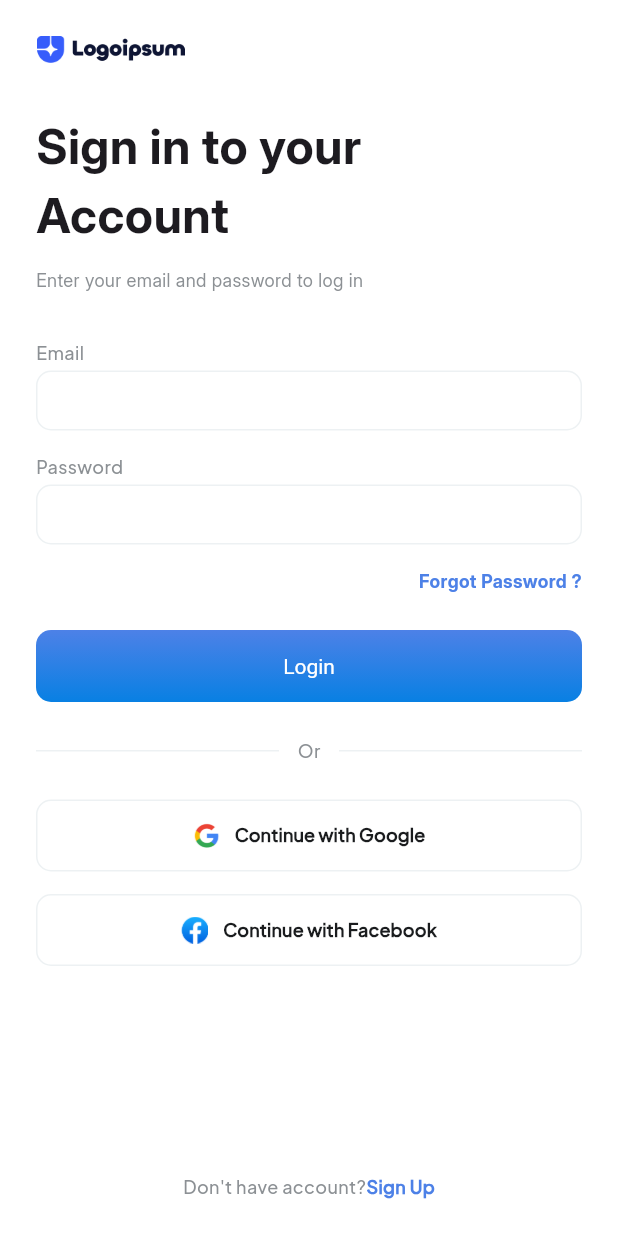
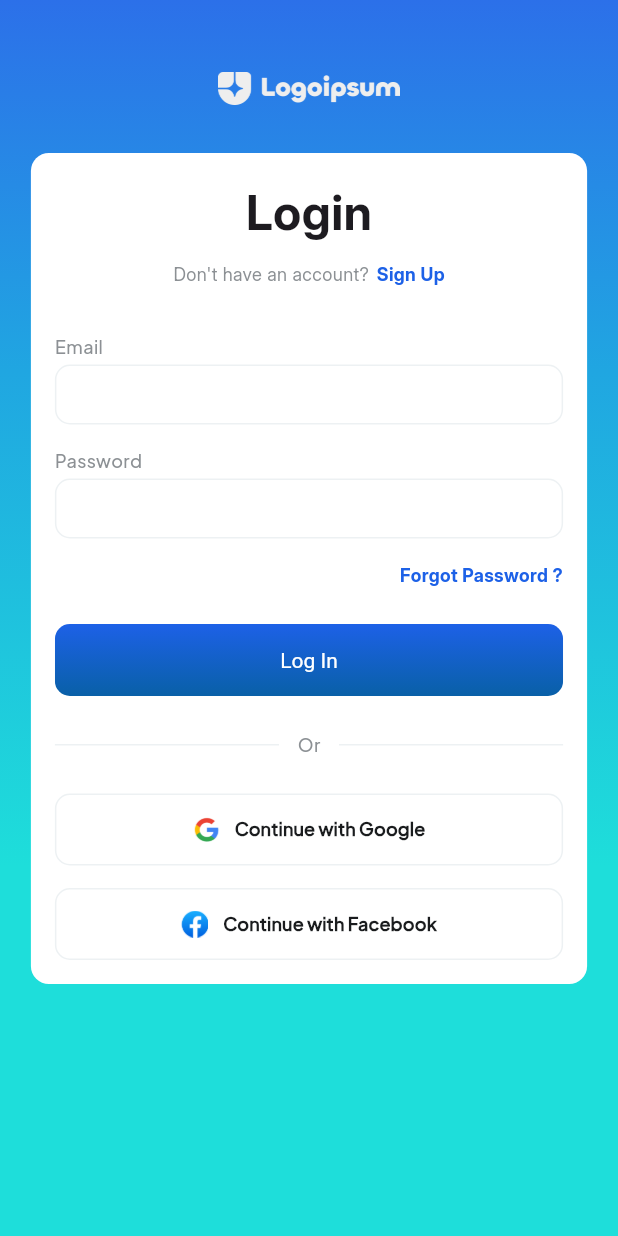
Before and after one commit to appliberator/flutter_login_app, a Flutter app: the screen it shows after launch, on a phone screen of 412 x 824 dp. Run offline on Flutter 3.47's test engine with Material 3 defaults, Android fonts, the phone set to English and light mode, and no system bars.

Commit message:
add login2 screen

```diff
--- a/lib/login1/common/common.dart
+++ b/lib/login1/common/common.dart
@@ -6,6 +6,7 @@ class Login1Constants {
 
 class Login1Images {
   static final String logo = "assets/images/Logo.png";
+  static final String logoWhite = "assets/images/logo_white.png";
   static final String googleLogo = "assets/images/google.png";
   static final String facebookLogo = "assets/images/facebook.png";
 }
@@ -15,5 +16,5 @@ class Login1Colors {
   static final Color black = Color(0xFF1A1C1E);
   static final Color grey = Color(0xFF6C7277);
   static final Color white = Color(0xFFFFFFFF);
-  static final Color blue = Color(0xFF4D81E7);
+  static final Color blue = Color(0xFF1D61E7);
 }
--- a/lib/login1/common/app_styles.dart
+++ b/lib/login1/common/login1_styles.dart
@@ -1,7 +1,7 @@
 import 'package:flutter/material.dart';
 import 'package:login_app/login1/common/common.dart';
 
-class AppStyles {
+class Login1Styles {
   static final TextStyle title = TextStyle(
     fontFamily: "Inter",
     fontSize: 32,
--- a/lib/login1/features/logint1.dart
+++ b/lib/login1/features/logint1.dart
@@ -1,19 +1,19 @@
 import 'package:flutter/material.dart';
-import 'package:login_app/login1/common/app_styles.dart';
 import 'package:login_app/login1/common/common.dart';
-import 'package:login_app/login1/widgets/primary_button.dart';
-import 'package:login_app/login1/widgets/saperator.dart';
-import 'package:login_app/login1/widgets/secondary_button.dart';
-import 'package:login_app/login1/widgets/textbox.dart';
+import 'package:login_app/widgets/label.dart';
+import 'package:login_app/widgets/link.dart';
+import 'package:login_app/widgets/primary_button.dart';
+import 'package:login_app/widgets/saperator.dart';
+import 'package:login_app/widgets/secondary_button.dart';
+import 'package:login_app/widgets/textbox.dart';
+import 'package:login_app/widgets/title.dart';
 
 class Login1 extends StatelessWidget {
   const Login1({super.key});
 
   @override
   Widget build(BuildContext context) {
-    return MaterialApp(
-      debugShowCheckedModeBanner: false,
-      home: Scaffold(
+    return Scaffold(
       backgroundColor: Login1Colors.white,
       body: SafeArea(
         child: Padding(
@@ -23,33 +23,20 @@ class Login1 extends StatelessWidget {
             children: [
               Image.asset(Login1Images.logo, width: 100, height: 18),
               SizedBox(height: 32),
-                Text("Sign in to your\nAccount", style: AppStyles.title),
+              TitleText("Sign in to your\nAccount"),
               SizedBox(height: 12),
-                Text(
-                  "Enter your email and password to log in",
-                  style: AppStyles.subtitle,
-                ),
+              Label("Enter your email and password to log in"),
               SizedBox(height: 32),
               TextBox(label: "Email"),
               SizedBox(height: 16),
               TextBox(label: "Password"),
               SizedBox(height: 16),
-                SizedBox(
-                  width: double.infinity,
-                  child: InkWell(
-                    child: Text(
-                      "Forgot Password ?",
-                      textAlign: TextAlign.right,
-                      style: AppStyles.subtitle.copyWith(
-                        fontWeight: FontWeight.bold,
-                        color: Login1Colors.blue,
+              Container(
+                alignment: Alignment.centerRight,
+                child: LinkLabel("Forgot Password ?", onClick: () {}),
               ),
-                    ),
-                  ),
-                ),
-
               SizedBox(height: 24),
-                PrimaryButton(label: "Login"),
+              PrimaryButton(label: "Log In", onPress: () {}),
               SizedBox(height: 24),
               Saperator(label: "Or"),
               SizedBox(height: 24),
@@ -60,6 +47,7 @@ class Login1 extends StatelessWidget {
                   width: 18,
                   height: 18,
                 ),
+                onPress: () {},
               ),
               SizedBox(height: 15),
               SecondaryButton(
@@ -69,29 +57,22 @@ class Login1 extends StatelessWidget {
                   width: 18,
                   height: 18,
                 ),
+                onPress: () {},
               ),
               Expanded(child: Container()),
 
               Row(
                 mainAxisAlignment: MainAxisAlignment.center,
                 children: [
-                    Text("Don't have account?", style: AppStyles.label),
-                    Ink(
-                      child: Text(
-                        "Sign Up",
-                        style: AppStyles.label.copyWith(
-                          color: Login1Colors.blue,
-                          fontWeight: FontWeight.bold,
-                        ),
-                      ),
-                    ),
+                  Label("Don't have account?"),
+                  SizedBox(width: 5),
+                  LinkLabel("Sign Up", onClick: () {}),
                 ],
               ),
             ],
           ),
         ),
       ),
-      ),
     );
   }
 }
--- /dev/null
+++ b/lib/login2/features/login2.dart
@@ -0,0 +1,102 @@
+import 'package:flutter/material.dart';
+import 'package:login_app/login1/common/common.dart';
+import 'package:login_app/widgets/label.dart';
+import 'package:login_app/widgets/link.dart';
+import 'package:login_app/widgets/primary_button.dart';
+import 'package:login_app/widgets/saperator.dart';
+import 'package:login_app/widgets/secondary_button.dart';
+import 'package:login_app/widgets/title.dart';
+import 'package:login_app/widgets/textbox.dart';
+
+class Login2 extends StatefulWidget {
+  const Login2({super.key});
+
+  @override
+  State<Login2> createState() => _Login2State();
+}
+
+class _Login2State extends State<Login2> {
+  @override
+  Widget build(BuildContext context) {
+    return Scaffold(
+      backgroundColor: Colors.white,
+      body: Container(
+        padding: EdgeInsets.all(16),
+        width: double.infinity,
+        decoration: BoxDecoration(
+          gradient: LinearGradient(
+            colors: [Color(0xFF2C70E9), Color(0xFF20A6E1), Color(0xFF1EDEDA)],
+            stops: [0.0, 0.3, 0.7],
+            begin: Alignment.topCenter,
+            end: Alignment.bottomCenter,
+          ),
+        ),
+
+        child: SafeArea(
+          child: Column(
+            children: [
+              SizedBox(height: 32),
+              Image.asset(Login1Images.logoWhite, width: 121, height: 22),
+              SizedBox(height: 32),
+              Container(
+                padding: EdgeInsets.all(16),
+                width: MediaQuery.of(context).size.width * 0.9,
+                decoration: BoxDecoration(
+                  color: Colors.white,
+                  borderRadius: BorderRadius.circular(12),
+                ),
+                child: Column(
+                  children: [
+                    TitleText("Login"),
+                    SizedBox(height: 10),
+                    Row(
+                      mainAxisAlignment: MainAxisAlignment.center,
+                      children: [
+                        Label("Don't have an account?"),
+                        SizedBox(width: 5),
+                        LinkLabel("Sign Up", onClick: () {}),
+                      ],
+                    ),
+                    SizedBox(height: 32),
+                    TextBox(label: "Email"),
+                    SizedBox(height: 16),
+                    TextBox(label: "Password"),
+                    SizedBox(height: 16),
+                    Container(
+                      alignment: Alignment.centerRight,
+                      child: LinkLabel("Forgot Password ?", onClick: () {}),
+                    ),
+                    SizedBox(height: 24),
+                    PrimaryButton(label: "Log In", onPress: () {}),
+                    SizedBox(height: 24),
+                    Saperator(label: "Or"),
+                    SizedBox(height: 24),
+                    SecondaryButton(
+                      label: "Continue with Google",
+                      prefixIcon: Image.asset(
+                        Login1Images.googleLogo,
+                        width: 18,
+                        height: 18,
+                      ),
+                      onPress: () {},
+                    ),
+                    SizedBox(height: 15),
+                    SecondaryButton(
+                      label: "Continue with Facebook",
+                      prefixIcon: Image.asset(
+                        Login1Images.facebookLogo,
+                        width: 18,
+                        height: 18,
+                      ),
+                      onPress: () {},
+                    ),
+                  ],
+                ),
+              ),
+            ],
+          ),
+        ),
+      ),
+    );
+  }
+}
--- a/lib/main.dart
+++ b/lib/main.dart
@@ -1,5 +1,6 @@
 import 'package:flutter/material.dart';
 import 'package:login_app/login1/features/logint1.dart';
+import 'package:login_app/login2/features/login2.dart';
 
 void main() {
   return runApp(LoginApp());
@@ -15,6 +16,6 @@ class LoginApp extends StatefulWidget {
 class _LoginAppState extends State<LoginApp> {
   @override
   Widget build(BuildContext context) {
-    return Login1();
+    return MaterialApp(debugShowCheckedModeBanner: false, home: Login2());
   }
 }
--- /dev/null
+++ b/lib/widgets/label.dart
@@ -0,0 +1,12 @@
+import 'package:flutter/material.dart';
+import 'package:login_app/login1/common/login1_styles.dart';
+
+class Label extends StatelessWidget {
+  final String text;
+  const Label(this.text, {super.key});
+
+  @override
+  Widget build(BuildContext context) {
+    return Text(text, style: Login1Styles.subtitle);
+  }
+}
--- /dev/null
+++ b/lib/widgets/link.dart
@@ -0,0 +1,25 @@
+import 'package:flutter/material.dart';
+import 'package:login_app/login1/common/common.dart';
+import 'package:login_app/login1/common/login1_styles.dart';
+
+class LinkLabel extends StatelessWidget {
+  final String label;
+  final VoidCallback onClick;
+
+  const LinkLabel(this.label, {required this.onClick, super.key});
+
+  @override
+  Widget build(BuildContext context) {
+    return InkWell(
+      onTap: onClick,
+      child: Text(
+        label,
+        textAlign: TextAlign.right,
+        style: Login1Styles.subtitle.copyWith(
+          fontWeight: FontWeight.bold,
+          color: Login1Colors.blue,
+        ),
+      ),
+    );
+  }
+}
--- a/lib/login1/widgets/primary_button.dart
+++ b/lib/widgets/primary_button.dart
@@ -3,7 +3,8 @@ import 'package:login_app/login1/common/common.dart';
 
 class PrimaryButton extends StatefulWidget {
   final String label;
-  const PrimaryButton({required this.label, super.key});
+  final VoidCallback onPress;
+  const PrimaryButton({required this.label, required this.onPress, super.key});
 
   @override
   State<PrimaryButton> createState() => _PrimaryButtonState();
@@ -24,7 +25,7 @@ class _PrimaryButtonState extends State<PrimaryButton> {
                 gradient: LinearGradient(
                   colors: [
                     Login1Colors.blue,
-                    const Color.fromARGB(255, 8, 128, 227),
+                    const Color.fromARGB(255, 9, 96, 167),
                   ],
                   begin: Alignment.topCenter,
                   end: Alignment.bottomCenter,
@@ -37,7 +38,7 @@ class _PrimaryButtonState extends State<PrimaryButton> {
               padding: EdgeInsets.all(10),
               textStyle: TextStyle(color: Colors.white),
             ),
-            onPressed: () {},
+            onPressed: widget.onPress,
             child: Container(
               width: double.infinity,
               alignment: Alignment.center,
--- a/lib/login1/widgets/saperator.dart
+++ b/lib/widgets/saperator.dart
@@ -1,5 +1,5 @@
 import 'package:flutter/material.dart';
-import 'package:login_app/login1/common/app_styles.dart';
+import 'package:login_app/login1/common/login1_styles.dart';
 import 'package:login_app/login1/common/common.dart';
 
 class Saperator extends StatelessWidget {
@@ -20,7 +20,7 @@ class Saperator extends StatelessWidget {
           width: 40,
           alignment: Alignment.center,
           decoration: BoxDecoration(color: Colors.white),
-          child: Text(label, style: AppStyles.label),
+          child: Text(label, style: Login1Styles.label),
         ),
       ],
     );
--- a/lib/login1/widgets/secondary_button.dart
+++ b/lib/widgets/secondary_button.dart
@@ -1,11 +1,17 @@
 import 'package:flutter/material.dart';
-import 'package:login_app/login1/common/app_styles.dart';
+import 'package:login_app/login1/common/login1_styles.dart';
 import 'package:login_app/login1/common/common.dart';
 
 class SecondaryButton extends StatefulWidget {
   final String label;
   final Widget? prefixIcon;
-  const SecondaryButton({required this.label, this.prefixIcon, super.key});
+  final VoidCallback onPress;
+  const SecondaryButton({
+    required this.label,
+    required this.onPress,
+    this.prefixIcon,
+    super.key,
+  });
 
   @override
   State<StatefulWidget> createState() {
@@ -22,7 +28,7 @@ class _SecondaryButtonState extends State<SecondaryButton> {
         side: BorderSide(color: Login1Colors.border, width: 1),
         shape: RoundedRectangleBorder(borderRadius: BorderRadius.circular(10)),
       ),
-      onPressed: () {},
+      onPressed: widget.onPress,
       child: Container(
         height: 48,
         alignment: Alignment.center,
@@ -34,7 +40,7 @@ class _SecondaryButtonState extends State<SecondaryButton> {
             SizedBox(width: 10),
             Text(
               widget.label,
-              style: AppStyles.label.copyWith(
+              style: Login1Styles.label.copyWith(
                 color: Login1Colors.black,
                 fontWeight: FontWeight.bold,
               ),
--- a/lib/login1/widgets/textbox.dart
+++ b/lib/widgets/textbox.dart
@@ -1,5 +1,5 @@
 import 'package:flutter/material.dart';
-import 'package:login_app/login1/common/app_styles.dart';
+import 'package:login_app/login1/common/login1_styles.dart';
 import 'package:login_app/login1/common/common.dart';
 
 class TextBox extends StatefulWidget {
@@ -23,7 +23,7 @@ class _TextBoxState extends State<TextBox> {
     return Column(
       crossAxisAlignment: CrossAxisAlignment.start,
       children: [
-        Text(widget.label, style: AppStyles.label),
+        Text(widget.label, style: Login1Styles.label),
         SizedBox(height: 3),
         TextField(
           style: TextStyle(
--- /dev/null
+++ b/lib/widgets/title.dart
@@ -0,0 +1,12 @@
+import 'package:flutter/material.dart';
+import 'package:login_app/login1/common/login1_styles.dart';
+
+class TitleText extends StatelessWidget {
+  final String text;
+  const TitleText(this.text, {super.key});
+
+  @override
+  Widget build(BuildContext context) {
+    return Text(text, style: Login1Styles.title);
+  }
+}
--- a/pubspec.yaml
+++ b/pubspec.yaml
@@ -59,9 +59,7 @@ flutter:
 
   # To add assets to your application, add an assets section, like this:
   assets:
-    - assets/images/Logo.png
-    - assets/images/facebook.png
-    - assets/images/google.png
+    - assets/images/
   #   - images/a_dot_ham.jpeg
 
   # An image asset can refer to one or more resolution-specific "variants", see
```
Also changed, not shown: assets/images/logo_white.png (added). Lines whose indentation alone changed are shown as unchanged.
